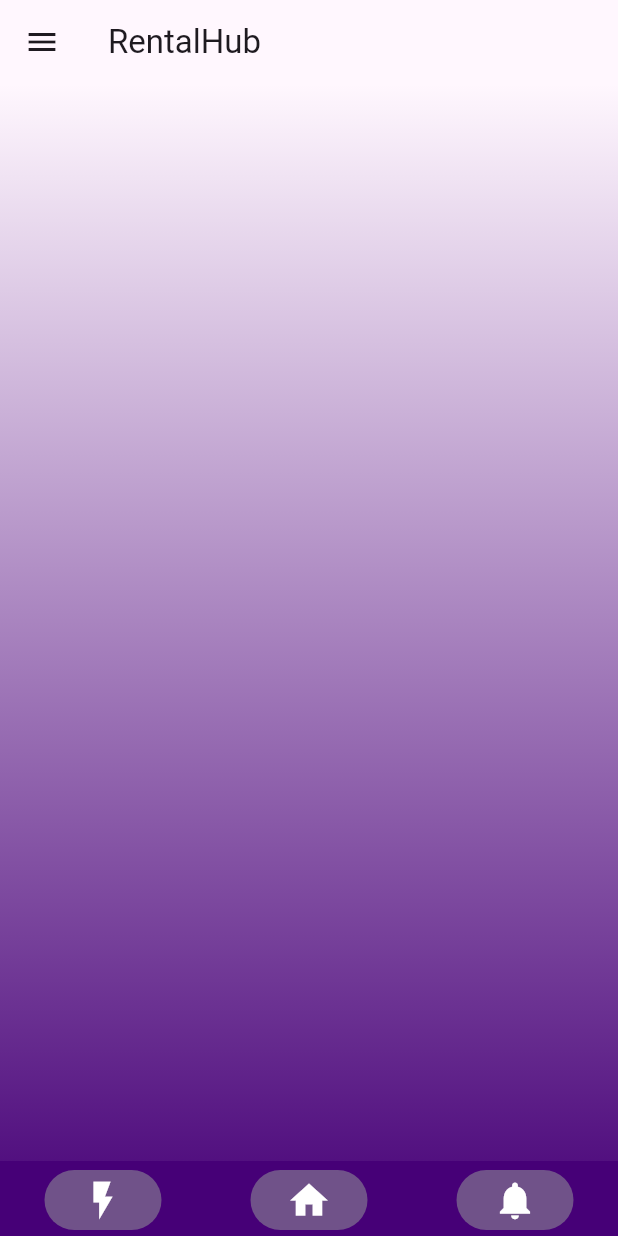
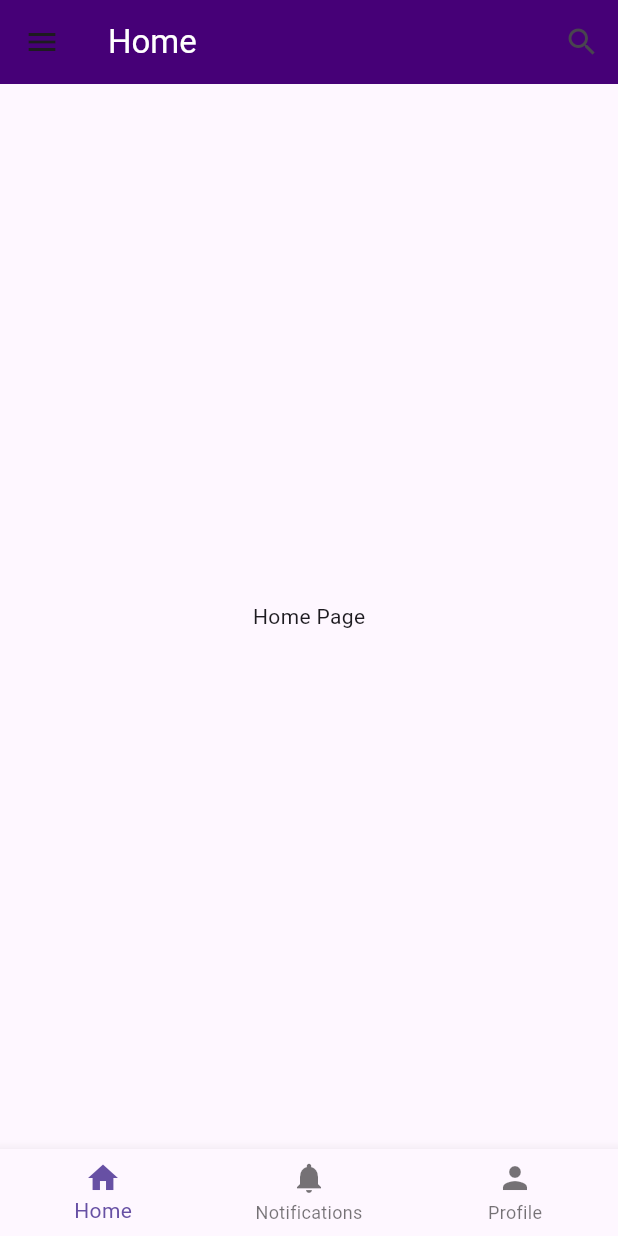
Before and after one commit to Group-29-RentalHub/Rental-hub, a Flutter app: the screen it shows after launch, on a phone screen of 412 x 824 dp. Run offline on Flutter 3.47's test engine with Material 3 defaults, Android fonts, the phone set to English and light mode, and no system bars.

Commit message:
updated ui designs

```diff
--- a/rentalhub/lib/layout/home.dart
+++ b/rentalhub/lib/layout/home.dart
@@ -1,26 +1,13 @@
 import 'package:flutter/material.dart';
-import 'package:rentalhub/layout/navigation.dart';
 
-class Home extends StatelessWidget {
-  const Home({super.key});
 
+// Placeholder for HomePage
+class HomePage extends StatelessWidget {
   @override
   Widget build(BuildContext context) {
-    return Container(
-
-      decoration: const BoxDecoration(
-        gradient: LinearGradient(
-          colors: [
-            Color.fromRGBO(70, 0, 119, 0),
-            Color.fromRGBO(70, 0, 119, 1),
-          ],
-          begin: Alignment.topCenter,
-          end: Alignment.bottomCenter,
-        ),
-      ),
-      child: Column(
-        mainAxisAlignment: MainAxisAlignment.spaceBetween,
-        children: [Container(), const Navigation()],
+    return Scaffold(
+      body: Center(
+        child: Text('Home Page'),
       ),
     );
   }
--- a/rentalhub/lib/layout/navigation.dart
+++ b/rentalhub/lib/layout/navigation.dart
@@ -1,66 +1,65 @@
-import 'package:flutter/material.dart';
-import 'package:rentalhub/user/notifications.dart';
-import 'package:rentalhub/user/profile.dart';
+// import 'package:flutter/material.dart';
+// import 'package:rentalhub/user/notifications.dart';
+//  import 'package:rentalhub/user/profile.dart';
 
-class Navigation extends StatelessWidget {
-  const Navigation({super.key});
+// class Navigation extends StatelessWidget {
+//   const Navigation({super.key});
 
-  @override
-  Widget build(BuildContext context) {
-    return Container(
-            color:const Color.fromRGBO(70, 0, 119, 1),
-            height: 50,
-            child: Row(
+//   @override
+//   Widget build(BuildContext context) {
+//     return Container(
+//             height: 50,
+//             child: Row(
 
-            crossAxisAlignment: CrossAxisAlignment.end,
-            mainAxisAlignment: MainAxisAlignment.spaceAround,
-             children: [
+//             crossAxisAlignment: CrossAxisAlignment.end,
+//             mainAxisAlignment: MainAxisAlignment.spaceAround,
+//              children: [
 
-              FilledButton(
-               onPressed: () {
-                 Navigator.push(
-                  context,
-                  MaterialPageRoute(builder: (context) => Profile()),
-                );
-              },
-                child: const Icon(
-                Icons.flash_on_sharp,
-                color: Colors.white,
-                size: 30.0,
+//               FilledButton(
+//                onPressed: () {
+//                  Navigator.push(
+//                   context,
+//                   MaterialPageRoute(builder: (context) => Profile()),
+//                 );
+//               },
+//                 child: const Icon(
+//                 Icons.flash_on_sharp,
+//                 color: Colors.white,
+//                 size: 30.0,
 
-              )
+//               )
 
-            ),
-            FilledButton(
-              child: const Icon(
-                Icons.home,
-                color: Colors.white,
-                size: 30.0,
+//             ),
+//             FilledButton(
+//               child: const Icon(
+//                 Icons.home,
+//                 color: Colors.white,
+//                 size: 30.0,
 
-              ),
-              onPressed: () {
-                 Navigator.push(
-                  context,
-                  MaterialPageRoute(builder: (context) => Profile()),
-                );
-              },
-            ),
-            FilledButton(
-              child: const Icon(
-                Icons.notifications,
-                color: Colors.white,
-                size: 30.0,
+//               ),
+//               onPressed: () {
+//                  Navigator.push(
+//                   context,
+//                   MaterialPageRoute(builder: (context) => Profile()),
+//                 );
+//               },
+//             ),
+//             FilledButton(
+//               child: const Icon(
+//                 Icons.notifications,
+//                 color: Colors.white,
+//                 size: 30.0,
 
-              ),
-              onPressed: () {
-                 Navigator.push(
-                  context,
-                  MaterialPageRoute(builder: (context) => Profile()),
-                );
-              },
-            ),
-          ],
-          ),
-          ) ;
-  }
-}
+//               ),
+//               onPressed: () {
+//                  Navigator.push(
+//                   context,
+//                   MaterialPageRoute(builder: (context) => NotificationHistoryApp()),
+//                 );
+//               },
+//             ),
+//           ],
+//           ),
+//           ) ;
+//   }
+// }
--- a/rentalhub/lib/main.dart
+++ b/rentalhub/lib/main.dart
@@ -1,42 +1,100 @@
 import 'package:flutter/material.dart';
-import 'package:rentalhub/layout/home.dart';
-import 'package:rentalhub/user/profile.dart';
+import 'package:rentalhub/user/notifications.dart'; // Import your NotificationHistoryPage
+import 'package:rentalhub/user/profile.dart'; // Import your Profile page
+import 'package:rentalhub/layout/home.dart'; // Import your Home page
 
 void main() {
-  runApp(const MyApp());
+  runApp(RentalHub());
 }
 
-class MyApp extends StatelessWidget {
-  const MyApp({super.key});
-
+class RentalHub extends StatelessWidget {
   @override
   Widget build(BuildContext context) {
     return MaterialApp(
-      debugShowCheckedModeBanner: false,
-      title: 'RentalHub',
+      title: 'Rental Hub',
       theme: ThemeData(
-        colorScheme: ColorScheme.fromSeed(
-          seedColor: const Color.fromRGBO(70, 0, 119, 1),
-        ),
-        useMaterial3: true,
+        primarySwatch: Colors.blue,
+
       ),
-      home: MyHomePage(),
+
+      initialRoute: '/',
+      routes: {
+        '/': (context) => MainPage(),
+        '/notifications': (context) => NotificationHistoryPage(),
+        '/profile': (context) => Profile(),
+      },
     );
   }
 }
 
-class MyHomePage extends StatelessWidget {
-  const MyHomePage({super.key});
+class MainPage extends StatefulWidget {
+  @override
+  _MainPageState createState() => _MainPageState();
+}
+
+class _MainPageState extends State<MainPage> {
+  int _currentIndex = 0;
+  String _title = 'Home'; // Default title
+
+  final List<Widget> _pages = [
+    HomePage(),
+    NotificationHistoryPage(),
+    Profile(),
+  ];
+
+  void _onTabTapped(int index) {
+    setState(() {
+      _currentIndex = index;
+      _updateTitle(index);
+    });
+  }
+
+  void _updateTitle(int index) {
+    switch (index) {
+      case 0:
+        setState(() {
+          _title = 'Home';
+        });
+        break;
+      case 1:
+        setState(() {
+          _title = 'Notifications';
+        });
+        break;
+      case 2:
+        setState(() {
+          _title = 'Profile';
+        });
+        break;
+      default:
+        setState(() {
+          _title = 'Home';
+        });
+    }
+  }
 
   @override
   Widget build(BuildContext context) {
     return Scaffold(
       appBar: AppBar(
-        title: const Text('RentalHub'),
+        backgroundColor: Color.fromRGBO(70, 0, 119, 1) ,
+        title: Text(_title, style: TextStyle(
+          color: Colors.white
+        ),),
+
+        actions: [
+          IconButton(
+            icon: Icon(Icons.search),
+            onPressed: () {
+
+            },
+          ),
+        ],
       ),
-      body: const Home(),
       drawer: Drawer(
-        child: ListView(
+        child: Container(
+          color: Colors.white,
+          child: ListView(
           padding: EdgeInsets.zero,
           children: [
             const DrawerHeader(
@@ -55,7 +113,11 @@ class MyHomePage extends StatelessWidget {
               leading: const Icon(Icons.home),
               title: const Text('Home'),
               onTap: () {
-                Navigator.pop(context); // Close the drawer
+                Navigator.pop(context);
+                setState(() {
+                  _currentIndex = 0;
+                  _title = 'Home';
+                });
               },
             ),
             ListTile(
@@ -63,35 +125,55 @@ class MyHomePage extends StatelessWidget {
               title: const Text('Profile'),
               onTap: () {
                 Navigator.pop(context); // Close the drawer before navigating
-                Navigator.push(
-                  context,
-                  MaterialPageRoute(builder: (context) => Profile()),
-                );
+                setState(() {
+                  _currentIndex = 2;
+                  _title = 'Profile'; // Update title when navigating from drawer
+                });
               },
             ),
             ListTile(
               leading: const Icon(Icons.settings),
               title: const Text('Settings'),
               onTap: () {
-                Navigator.pop(context); // Close the drawer
+                Navigator.pop(context);
               },
             ),
             ListTile(
               leading: const Icon(Icons.info),
               title: const Text('About'),
               onTap: () {
-                Navigator.pop(context); // Close the drawer
+                Navigator.pop(context);
               },
             ),
             ListTile(
               leading: const Icon(Icons.logout),
               title: const Text('Log Out'),
               onTap: () {
-                Navigator.pop(context); // Close the drawer
+                Navigator.pop(context);
               },
             ),
           ],
         ),
+        ),
+        ),
+      body: _pages[_currentIndex],
+      bottomNavigationBar: BottomNavigationBar(
+         currentIndex: _currentIndex,
+        onTap: _onTabTapped,
+        items: const <BottomNavigationBarItem>[
+          BottomNavigationBarItem(
+            icon: Icon(Icons.home),
+            label: 'Home',
+          ),
+          BottomNavigationBarItem(
+            icon: Icon(Icons.notifications),
+            label: 'Notifications',
+          ),
+          BottomNavigationBarItem(
+            icon: Icon(Icons.person),
+            label: 'Profile',
+          ),
+        ],
       ),
     );
   }
```
Also changed, not shown: rentalhub/lib/user/notifications.dart (+111 -3 lines), rentalhub/lib/user/profile.dart (+1 -8 lines).
